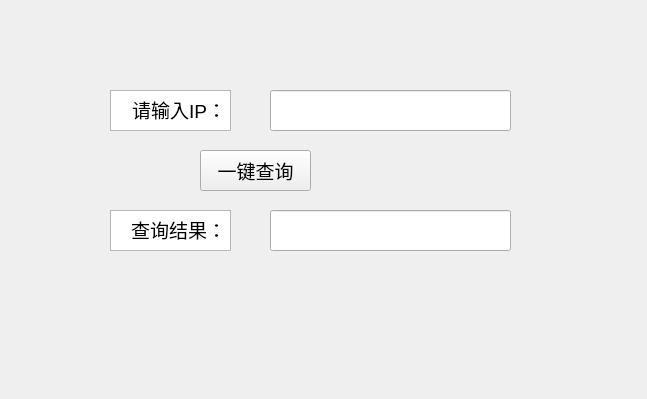
Above: UI/Fun1.ui from CyberSpaceBlade/Intelligence_search before the change. Below: the same form after it.
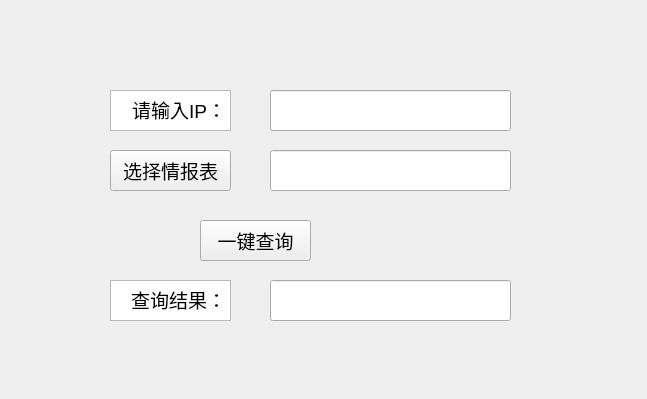
That is the form after the change.

Diff of the .ui file:
```diff
--- a/UI/Fun1.ui
+++ b/UI/Fun1.ui
@@ -37,7 +37,7 @@
    <property name="geometry">
     <rect>
      <x>200</x>
-     <y>150</y>
+     <y>220</y>
      <width>111</width>
      <height>41</height>
     </rect>
@@ -55,7 +55,7 @@
    <property name="geometry">
     <rect>
      <x>110</x>
-     <y>210</y>
+     <y>280</y>
      <width>121</width>
      <height>41</height>
     </rect>
@@ -93,7 +93,43 @@
    <property name="geometry">
     <rect>
      <x>270</x>
-     <y>210</y>
+     <y>280</y>
+     <width>241</width>
+     <height>41</height>
+    </rect>
+   </property>
+   <property name="font">
+    <font>
+     <pointsize>14</pointsize>
+    </font>
+   </property>
+   <property name="alignment">
+    <set>Qt::AlignmentFlag::AlignCenter</set>
+   </property>
+  </widget>
+  <widget class="QPushButton" name="pushButton_2">
+   <property name="geometry">
+    <rect>
+     <x>110</x>
+     <y>150</y>
+     <width>121</width>
+     <height>41</height>
+    </rect>
+   </property>
+   <property name="font">
+    <font>
+     <pointsize>14</pointsize>
+    </font>
+   </property>
+   <property name="text">
+    <string>选择情报表</string>
+   </property>
+  </widget>
+  <widget class="QLineEdit" name="lineEdit_3">
+   <property name="geometry">
+    <rect>
+     <x>270</x>
+     <y>150</y>
      <width>241</width>
      <height>41</height>
     </rect>
```
Left out of the diff: 2 changed lines with no effect on the pictures.
